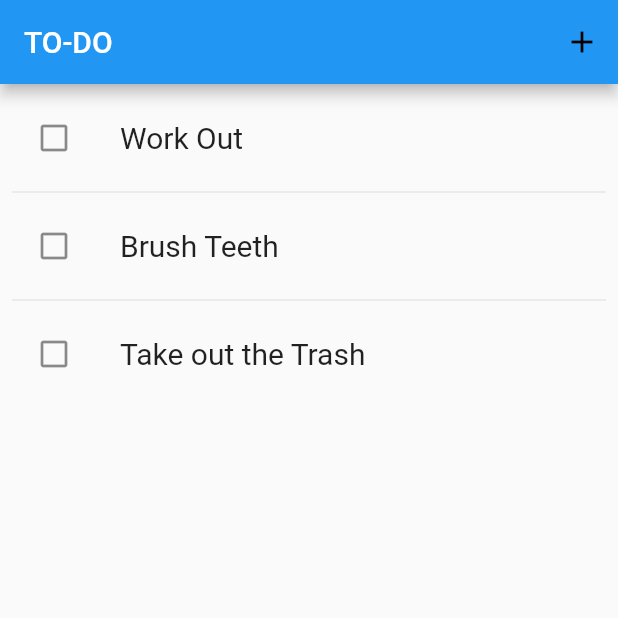
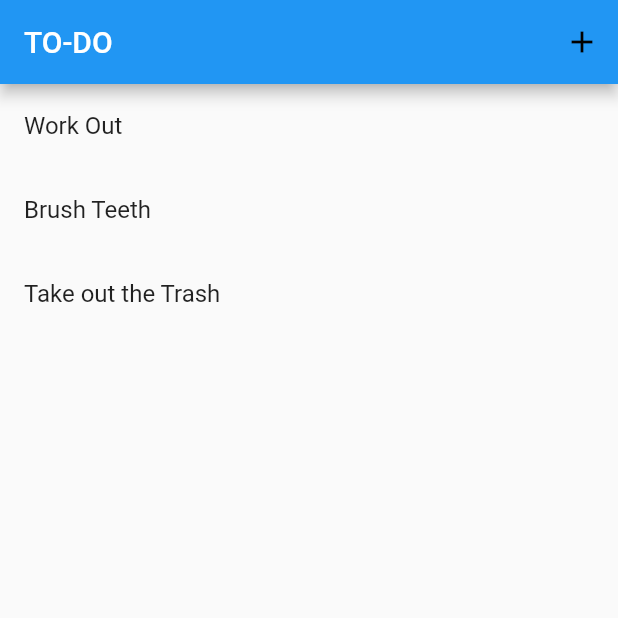
Before and after one commit to kalpit56/Dopamine-Machine, a Flutter app: the screen it shows after launch, on a phone screen of 412 x 824 dp, the top half of it. Run offline on Flutter 3.47's test engine with Material 2 defaults, Android fonts, the phone set to English and light mode, and no system bars.

Commit message:
Initial Commit

```diff
--- a/lib/screens/home_screen.dart
+++ b/lib/screens/home_screen.dart
@@ -35,32 +35,34 @@ class _HomeScreenState extends State<HomeScreen> {
   }
 
   List<String> _todoList = ["Work Out", "Brush Teeth", "Take out the Trash"];
-  Set<String> _done = Set<String>();
+  // Set<String> _done = Set<String>();
 
   Widget _buildList() {
-    return ListView.separated(
+    return ListView.builder(
         itemCount: _todoList.length,
-        separatorBuilder: (BuildContext context, int index) => Divider(),
-        padding: const EdgeInsets.all(8),
-        itemBuilder: (context, item) {
-          return _buildRow(_todoList[item]);
-        });
-  }
+        itemBuilder: (context, index) {
+          final item = _todoList[index];
 
-  Widget _buildRow(String todo) {
-    final alreadyDone = _done.contains(todo);
-    return ListTile(
-        leading:
-            Icon(alreadyDone ? Icons.check_box : Icons.check_box_outline_blank),
-        title: Text(todo, style: TextStyle(fontSize: 20.0)),
-        onTap: () {
-          setState(() {
-            if (alreadyDone) {
-              _done.remove(todo);
-            } else {
-              _done.add(todo);
-            }
-          });
+          return Dismissible(
+            // Each Dismissible must contain a Key. Keys allow Flutter to
+            // uniquely identify widgets.
+            key: Key(item),
+            // Provide a function that tells the app
+            // what to do after an item has been swiped away.
+            onDismissed: (direction) {
+              // Remove the item from the data source.
+              setState(() {
+                _todoList.removeAt(index);
+              });
+
+              // Then show a snackbar.
+              Scaffold.of(context)
+                  .showSnackBar(SnackBar(content: Text("$item dismissed")));
+            },
+            // Show a red background as the item is swiped away.
+            background: Container(color: Colors.red),
+            child: ListTile(title: Text('$item')),
+          );
         });
   }
 
```
